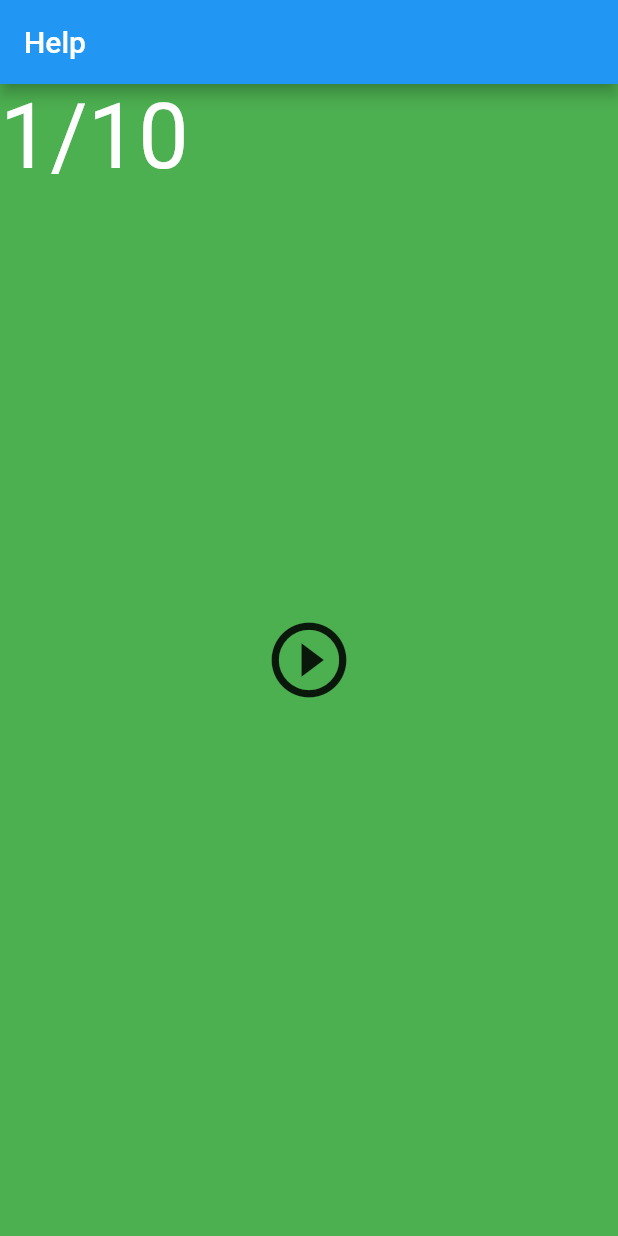
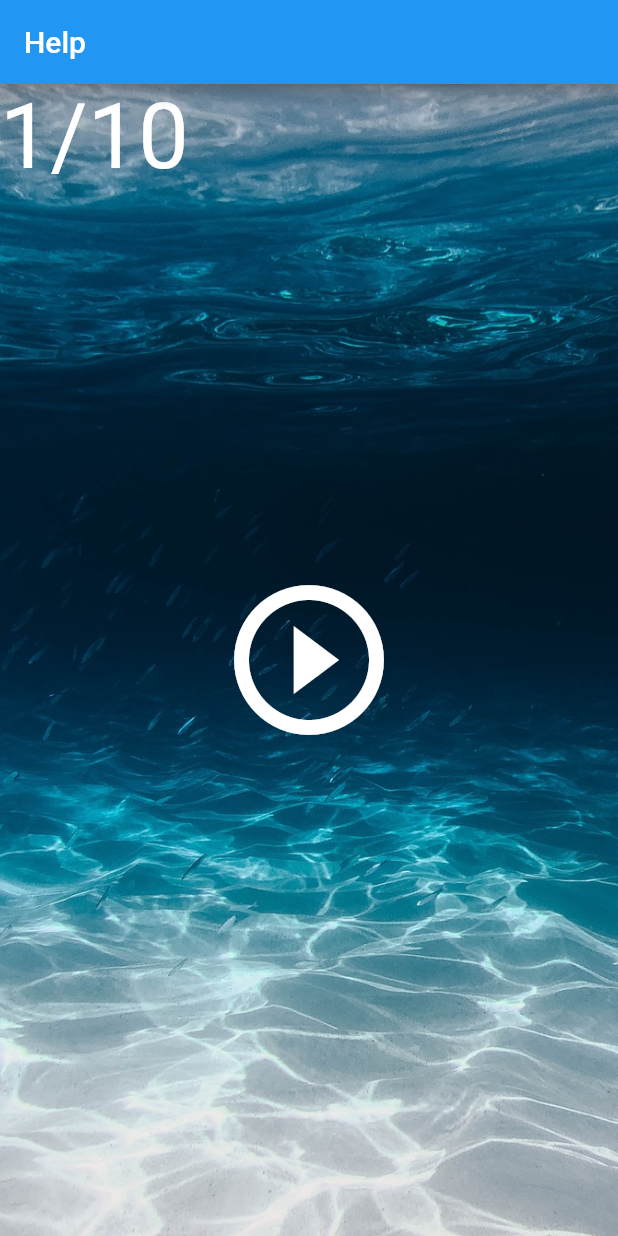
Before and after one commit to walrm/Labrynth, a Flutter app: the screen it shows after launch, on a phone screen of 412 x 824 dp. Run offline on Flutter 3.47's test engine with Material 2 defaults, Android fonts, the phone set to English and light mode, and no system bars; missing offline and left inert: simple_gesture_detector.

Commit message:
homepage icon

```diff
--- a/lib/screens/Home/Homepage.dart
+++ b/lib/screens/Home/Homepage.dart
@@ -43,10 +43,25 @@ class Homestate extends State<Homepage> {
           return Stack(
             children: <Widget> [
               Container(
-                child: Center(child: Icon(Icons.play_circle_outline, size: 60.0)),
-                color: index%2==0? Colors.green: Colors.amber
+                child: Center(
+                  child: IconButton(
+                    iconSize: 120,
+                    icon: Icon(Icons.play_circle_outline, color:Colors.white),
+                    onPressed: (){
+
+                    },
+                  )
+                ),
+                decoration: BoxDecoration(
+                  image: DecorationImage(
+                    image: AssetImage("assets/ocean.jpg"),
+                    fit: BoxFit.cover,
+                  ),
+                ),
               ),
-              Container(child: Text('$currentWorld/$totalWorlds', style: TextStyle(fontSize: 60.0, color: Colors.white))),
+              Container(
+                child: Text('$currentWorld/$totalWorlds', style: TextStyle(fontSize: 60.0, color: Colors.white))
+              ),
             ]
           );
         },
--- a/lib/screens/Homepage.dart
+++ /dev/null
@@ -1,50 +0,0 @@
-import 'package:flutter/material.dart';
-import 'package:flutter/rendering.dart';
-import 'package:simple_gesture_detector/simple_gesture_detector.dart';
-import 'grid.dart';
-
-
-class Homepage extends StatefulWidget{
-  @override
-  Homestate createState() => Homestate();
-}
-
-
-class Homestate extends State<Homepage> {
-  int currentWorld=0;
-  int totalWorlds=10;
-   _horizontalSwipe(SwipeDirection direction){
-     if(direction==SwipeDirection.left&&currentWorld!=0){
-       currentWorld--;
-
-     }
-     else if(direction==SwipeDirection.right&&currentWorld+1<totalWorlds){
-       setState(() {
-         currentWorld++;
-       });
-     }
-
-  }
-  @override
-  Widget build(BuildContext context) {
-    return FutureBuilder<Grid>(
-          // future: OPTIONAL, function to get the future from
-          builder: (BuildContext context, AsyncSnapshot<Grid> snapshot){
-            return SimpleGestureDetector(
-              onHorizontalSwipe: _horizontalSwipe,
-              child: Container(
-                decoration: BoxDecoration(
-                  image: DecorationImage(
-                    image: AssetImage("assets/ocean.jpg"),
-                    fit: BoxFit.cover,
-                  ),
-                ),
-                child: null,
-              ),
-            );
-          }
-    );
-
-
-  }
-}
```
